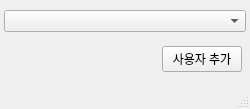
This is ui/scoreboard_form.ui in 100dlswjd/score_calculator as Qt 5 draws it before an edit. The edited form follows.
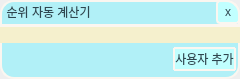
This is the edited form.

Patch:
```diff
--- a/ui/scoreboard_form.ui
+++ b/ui/scoreboard_form.ui
@@ -6,44 +6,179 @@
    <rect>
     <x>0</x>
     <y>0</y>
-    <width>250</width>
-    <height>109</height>
+    <width>240</width>
+    <height>79</height>
    </rect>
   </property>
   <property name="minimumSize">
    <size>
-    <width>250</width>
+    <width>240</width>
     <height>0</height>
    </size>
   </property>
   <property name="maximumSize">
    <size>
-    <width>250</width>
+    <width>5555</width>
     <height>16777215</height>
    </size>
   </property>
   <property name="windowTitle">
    <string>Scoreboard</string>
   </property>
+  <property name="styleSheet">
+   <string notr="true"/>
+  </property>
   <widget class="QWidget" name="centralwidget">
+   <property name="enabled">
+    <bool>true</bool>
+   </property>
+   <property name="styleSheet">
+    <string notr="true">QWidget{
+background-color:#B1F0F7;
+border:2px solid #FBF6F0;
+border-radius:14px;
+}</string>
+   </property>
    <layout class="QVBoxLayout" name="verticalLayout">
     <property name="spacing">
-     <number>4</number>
+     <number>0</number>
     </property>
     <property name="leftMargin">
-     <number>4</number>
+     <number>0</number>
     </property>
     <property name="topMargin">
-     <number>4</number>
+     <number>0</number>
     </property>
     <property name="rightMargin">
-     <number>4</number>
+     <number>0</number>
     </property>
     <property name="bottomMargin">
-     <number>4</number>
+     <number>0</number>
     </property>
     <item>
-     <widget class="QComboBox" name="comboBox_site"/>
+     <layout class="QHBoxLayout" name="horizontalLayout_2" stretch="0,0">
+      <property name="rightMargin">
+       <number>0</number>
+      </property>
+      <item>
+       <widget class="QLabel" name="label_title">
+        <property name="styleSheet">
+         <string notr="true">QLabel{
+color:#2f4650;
+background-color:none;
+border:0px solid #000000;
+}</string>
+        </property>
+        <property name="text">
+         <string>  순위 자동 계산기</string>
+        </property>
+       </widget>
+      </item>
+      <item>
+       <widget class="QPushButton" name="pushButton_close">
+        <property name="sizePolicy">
+         <sizepolicy hsizetype="Preferred" vsizetype="Fixed">
+          <horstretch>0</horstretch>
+          <verstretch>0</verstretch>
+         </sizepolicy>
+        </property>
+        <property name="minimumSize">
+         <size>
+          <width>24</width>
+          <height>24</height>
+         </size>
+        </property>
+        <property name="maximumSize">
+         <size>
+          <width>24</width>
+          <height>24</height>
+         </size>
+        </property>
+        <property name="styleSheet">
+         <string notr="true">QPushButton{
+background-color:#c1ffff;
+border:2px solid #FBF6F0;
+border-radius:4px;
+border-top-right-radius:14px;
+color:#2f4650;
+}
+
+QPushButton:hover{
+background-color:#a3d8d8;
+border:2px solid #e2ddd8;
+}
+
+QPushButton:pressed{
+background-color:#7ba3a3;
+border:2px solid #d0ccc7;
+color:#FADA7A;
+}</string>
+        </property>
+        <property name="text">
+         <string>x</string>
+        </property>
+       </widget>
+      </item>
+     </layout>
+    </item>
+    <item>
+     <widget class="QLabel" name="label">
+      <property name="minimumSize">
+       <size>
+        <width>0</width>
+        <height>3</height>
+       </size>
+      </property>
+      <property name="maximumSize">
+       <size>
+        <width>16777215</width>
+        <height>3</height>
+       </size>
+      </property>
+      <property name="styleSheet">
+       <string notr="true">QLabel{
+background-color:#101616;
+}</string>
+      </property>
+      <property name="text">
+       <string/>
+      </property>
+     </widget>
+    </item>
+    <item>
+     <widget class="QComboBox" name="comboBox_site">
+      <property name="styleSheet">
+       <string notr="true">QComboBox{
+background-color:#F5F0CD;
+border:none;
+border-radius:0px;
+}
+
+QComboBox:hover{
+background-color:#FADA7A;
+}
+
+QComboBox:editable{
+color:#3d5682;
+}
+
+QComboBox:on{
+border:none;
+}
+
+QComboBox:drop-down{
+border:none;
+}
+
+QComboBox QAbstractItemView {
+border: 2px solid #FADA7A;
+border-radius:0px;
+selection-background-color: #000000;
+background-color:#F5F0CD;
+color:#3d5682;
+}</string>
+      </property>
+     </widget>
     </item>
     <item>
      <layout class="QHBoxLayout" name="horizontalLayout">
@@ -74,6 +209,30 @@
       </item>
       <item>
        <widget class="QPushButton" name="pushButton_add_member">
+        <property name="minimumSize">
+         <size>
+          <width>0</width>
+          <height>24</height>
+         </size>
+        </property>
+        <property name="styleSheet">
+         <string notr="true">QPushButton{
+background-color:#c1ffff;
+border:2px solid #FBF6F0;
+border-radius:1px;
+color:#2f4650;
+}
+
+QPushButton:hover{
+background-color:#a3d8d8;
+border:2px solid #e2ddd8;
+}
+
+QPushButton:pressed{
+background-color:#7ba3a3;
+border:2px solid #d0ccc7;
+}</string>
+        </property>
         <property name="text">
          <string>사용자 추가</string>
         </property>
@@ -83,17 +242,6 @@
     </item>
    </layout>
   </widget>
-  <widget class="QMenuBar" name="menubar">
-   <property name="geometry">
-    <rect>
-     <x>0</x>
-     <y>0</y>
-     <width>250</width>
-     <height>22</height>
-    </rect>
-   </property>
-  </widget>
-  <widget class="QStatusBar" name="statusbar"/>
  </widget>
  <resources/>
  <connections/>
```
